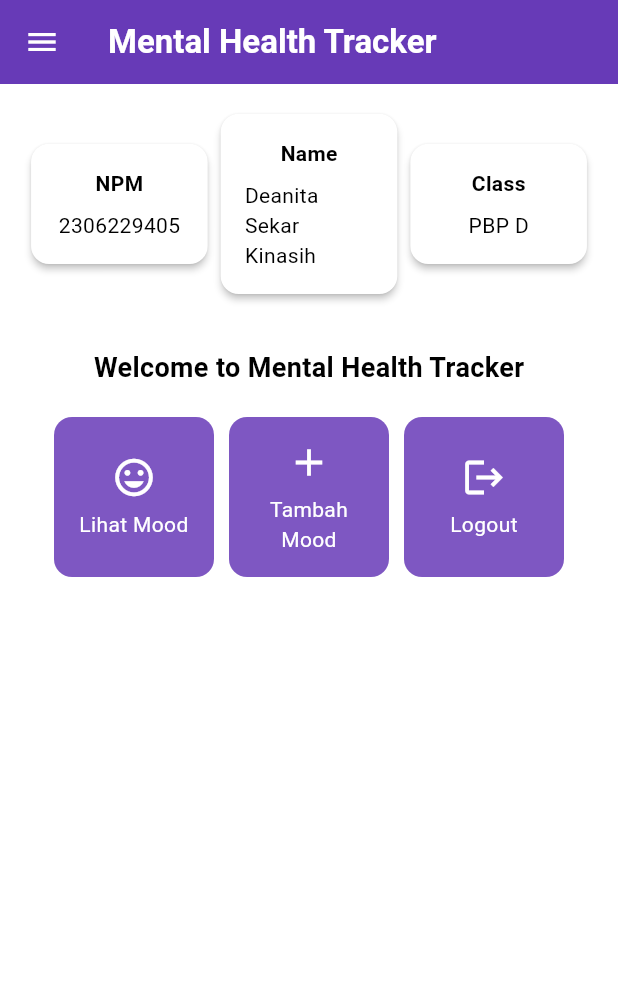
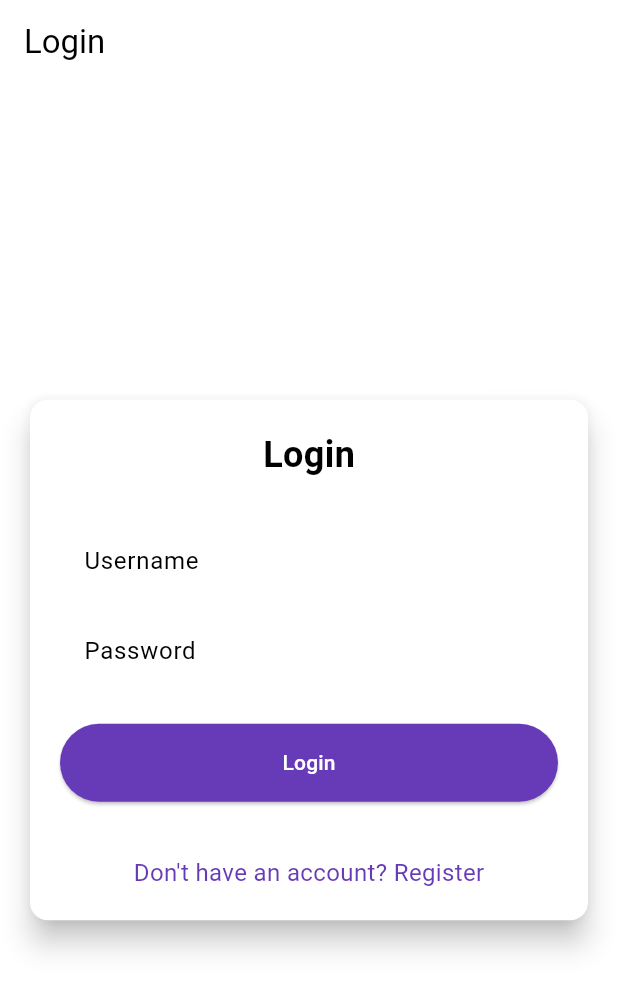
Before and after one commit to deanitasekar/mental-health-tracker-mobile, a Flutter app: the screen it shows after launch, on a phone screen of 412 x 824 dp. Shown: the top 991 px of the screen. Run offline on Flutter 3.47's test engine with Material 3 defaults, Android fonts, the phone set to English and light mode, and no system bars; missing offline and left inert: pbp_django_auth.

Commit message:
Tutorial 8

```diff
--- a/lib/main.dart
+++ b/lib/main.dart
@@ -1,5 +1,7 @@
 import 'package:flutter/material.dart';
-import 'package:mental_health_tracker/screens/menu.dart';
+import 'package:pbp_django_auth/pbp_django_auth.dart';
+import 'package:provider/provider.dart';
+import 'package:mental_health_tracker/screens/login.dart';
 
 void main() {
   runApp(const MyApp());
@@ -11,30 +13,21 @@ class MyApp extends StatelessWidget {
   // This widget is the root of your application.
   @override
   Widget build(BuildContext context) {
-    return MaterialApp(
-      title: 'Flutter Demo',
-      theme: ThemeData(
-        // This is the theme of your application.
-        //
-        // TRY THIS: Try running your application with "flutter run". You'll see
-        // the application has a purple toolbar. Then, without quitting the app,
-        // try changing the seedColor in the colorScheme below to Colors.green
-        // and then invoke "hot reload" (save your changes or press the "hot
-        // reload" button in a Flutter-supported IDE, or press "r" if you used
-        // the command line to start the app).
-        //
-        // Notice that the counter didn't reset back to zero; the application
-        // state is not lost during the reload. To reset the state, use hot
-        // restart instead.
-        //
-        // This works for code too, not just values: Most code changes can be
-        // tested with just a hot reload.
-        colorScheme: ColorScheme.fromSwatch(
-          primarySwatch: Colors.deepPurple,
-        ).copyWith(secondary: Colors.deepPurple[400]),
-        useMaterial3: true,
+    return Provider(
+      create: (_) {
+        CookieRequest request = CookieRequest();
+        return request;
+      },
+      child: MaterialApp(
+        title: 'Mental Health Tracker',
+        theme: ThemeData(
+          useMaterial3: true,
+          colorScheme: ColorScheme.fromSwatch(
+            primarySwatch: Colors.deepPurple,
+          ).copyWith(secondary: Colors.deepPurple[400]),
+        ),
+        home: const LoginPage(),
       ),
-      home: MyHomePage(),
     );
   }
 }
--- /dev/null
+++ b/lib/screens/login.dart
@@ -0,0 +1,178 @@
+import 'package:mental_health_tracker/screens/menu.dart';
+import 'package:flutter/material.dart';
+import 'package:pbp_django_auth/pbp_django_auth.dart';
+import 'package:provider/provider.dart';
+import 'register.dart';
+
+void main() {
+  runApp(const LoginApp());
+}
+
+class LoginApp extends StatelessWidget {
+  const LoginApp({super.key});
+
+  @override
+  Widget build(BuildContext context) {
+    return MaterialApp(
+      title: 'Login',
+      theme: ThemeData(
+        useMaterial3: true,
+        colorScheme: ColorScheme.fromSwatch(
+          primarySwatch: Colors.deepPurple,
+        ).copyWith(secondary: Colors.deepPurple[400]),
+      ),
+      home: const LoginPage(),
+    );
+  }
+}
+
+class LoginPage extends StatefulWidget {
+  const LoginPage({super.key});
+
+  @override
+  State<LoginPage> createState() => _LoginPageState();
+}
+
+class _LoginPageState extends State<LoginPage> {
+  final TextEditingController _usernameController = TextEditingController();
+  final TextEditingController _passwordController = TextEditingController();
+
+  @override
+  Widget build(BuildContext context) {
+    final request = context.watch<CookieRequest>();
+
+    return Scaffold(
+      appBar: AppBar(
+        title: const Text('Login'),
+      ),
+      body: Center(
+        child: SingleChildScrollView(
+          padding: const EdgeInsets.all(16.0),
+          child: Card(
+            elevation: 8,
+            shape: RoundedRectangleBorder(
+              borderRadius: BorderRadius.circular(12.0),
+            ),
+            child: Padding(
+              padding: const EdgeInsets.all(20.0),
+              child: Column(
+                mainAxisSize: MainAxisSize.min,
+                children: [
+                  const Text(
+                    'Login',
+                    style: TextStyle(
+                      fontSize: 24.0,
+                      fontWeight: FontWeight.bold,
+                    ),
+                  ),
+                  const SizedBox(height: 30.0),
+                  TextField(
+                    controller: _usernameController,
+                    decoration: const InputDecoration(
+                      labelText: 'Username',
+                      hintText: 'Enter your username',
+                      border: OutlineInputBorder(
+                        borderRadius: BorderRadius.all(Radius.circular(12.0)),
+                      ),
+                      contentPadding:
+                          EdgeInsets.symmetric(horizontal: 12.0, vertical: 8.0),
+                    ),
+                  ),
+                  const SizedBox(height: 12.0),
+                  TextField(
+                    controller: _passwordController,
+                    decoration: const InputDecoration(
+                      labelText: 'Password',
+                      hintText: 'Enter your password',
+                      border: OutlineInputBorder(
+                        borderRadius: BorderRadius.all(Radius.circular(12.0)),
+                      ),
+                      contentPadding:
+                          EdgeInsets.symmetric(horizontal: 12.0, vertical: 8.0),
+                    ),
+                    obscureText: true,
+                  ),
+                  const SizedBox(height: 24.0),
+                  ElevatedButton(
+                    onPressed: () async {
+                      String username = _usernameController.text;
+                      String password = _passwordController.text;
+
+                      // Cek kredensial
+                      final response = await request
+                          .login("http://localhost:8000/auth/login/", {
+                        'username': username,
+                        'password': password,
+                      });
+
+                      if (request.loggedIn) {
+                        String message = response['message'];
+                        String uname = response['username'];
+                        if (context.mounted) {
+                          Navigator.pushReplacement(
+                            context,
+                            MaterialPageRoute(
+                                builder: (context) => MyHomePage()),
+                          );
+                          ScaffoldMessenger.of(context)
+                            ..hideCurrentSnackBar()
+                            ..showSnackBar(
+                              SnackBar(
+                                  content:
+                                      Text("$message Selamat datang, $uname.")),
+                            );
+                        }
+                      } else {
+                        if (context.mounted) {
+                          showDialog(
+                            context: context,
+                            builder: (context) => AlertDialog(
+                              title: const Text('Login Gagal'),
+                              content: Text(response['message']),
+                              actions: [
+                                TextButton(
+                                  child: const Text('OK'),
+                                  onPressed: () {
+                                    Navigator.pop(context);
+                                  },
+                                ),
+                              ],
+                            ),
+                          );
+                        }
+                      }
+                    },
+                    style: ElevatedButton.styleFrom(
+                      foregroundColor: Colors.white,
+                      minimumSize: Size(double.infinity, 50),
+                      backgroundColor: Theme.of(context).colorScheme.primary,
+                      padding: const EdgeInsets.symmetric(vertical: 16.0),
+                    ),
+                    child: const Text('Login'),
+                  ),
+                  const SizedBox(height: 36.0),
+                  GestureDetector(
+                    onTap: () {
+                      Navigator.push(
+                        context,
+                        MaterialPageRoute(
+                            builder: (context) => const RegisterPage()),
+                      );
+                    },
+                    child: Text(
+                      'Don\'t have an account? Register',
+                      style: TextStyle(
+                        color: Theme.of(context).colorScheme.primary,
+                        fontSize: 16.0,
+                      ),
+                    ),
+                  ),
+                ],
+              ),
+            ),
+          ),
+        ),
+      ),
+    );
+  }
+}
--- a/pubspec.yaml
+++ b/pubspec.yaml
@@ -35,6 +35,9 @@ dependencies:
   # The following adds the Cupertino Icons font to your application.
   # Use with the CupertinoIcons class for iOS style icons.
   cupertino_icons: ^1.0.8
+  provider: ^6.1.2
+  pbp_django_auth: ^0.4.0
+  http: ^1.2.2
 
 dev_dependencies:
   flutter_test:
```
Also changed, not shown: lib/models/mood_entry.dart (added, +65 -0 lines), lib/screens/list_moodentry.dart (added, +89 -0 lines), lib/screens/moodentry_form.dart (+33 -27 lines), lib/screens/register.dart (added, +166 -0 lines), lib/widgets/left_drawer.dart (+14 -0 lines), lib/widgets/mood_card.dart (+35 -1 lines), pubspec.lock, 2 other files.
